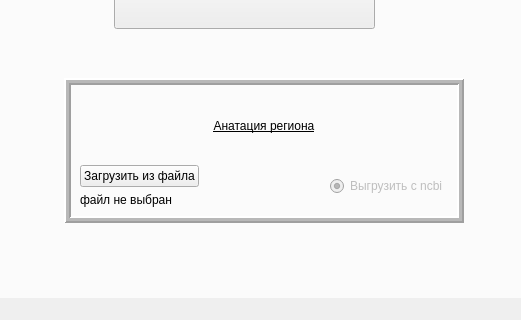
The window that gui/windows/MAIN/mainwindow.ui (furanocoumarins/GCAT) describes before a commit, drawn with Qt 5; both pictures show x 312 to 833 and y 303 to 623 of the 1160 by 623 pixel window.
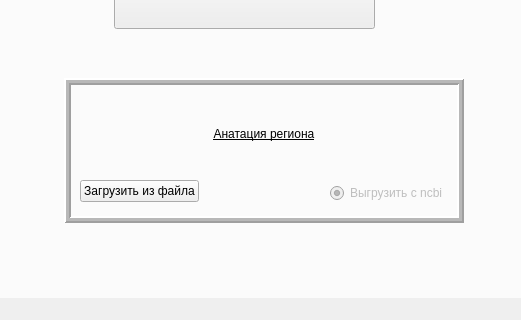
The same window after the commit.

Commit message: add the ability to select a file

The edit to the form file:
```diff
--- a/gui/windows/MAIN/mainwindow.ui
+++ b/gui/windows/MAIN/mainwindow.ui
@@ -637,11 +637,20 @@
             </widget>
            </item>
            <item>
-            <widget class="QLabel" name="fileEXportSTATUS">
-             <property name="text">
-              <string>файл не выбран</string>
+            <spacer name="verticalSpacer">
+             <property name="orientation">
+              <enum>Qt::Orientation::Vertical</enum>
              </property>
-            </widget>
+             <property name="sizeType">
+              <enum>QSizePolicy::Policy::Fixed</enum>
+             </property>
+             <property name="sizeHint" stdset="0">
+              <size>
+               <width>20</width>
+               <height>5</height>
+              </size>
+             </property>
+            </spacer>
            </item>
           </layout>
          </item>
```
Left out of the diff: 8 changed lines with no effect on the pictures. The commit also changes 2 other files.
